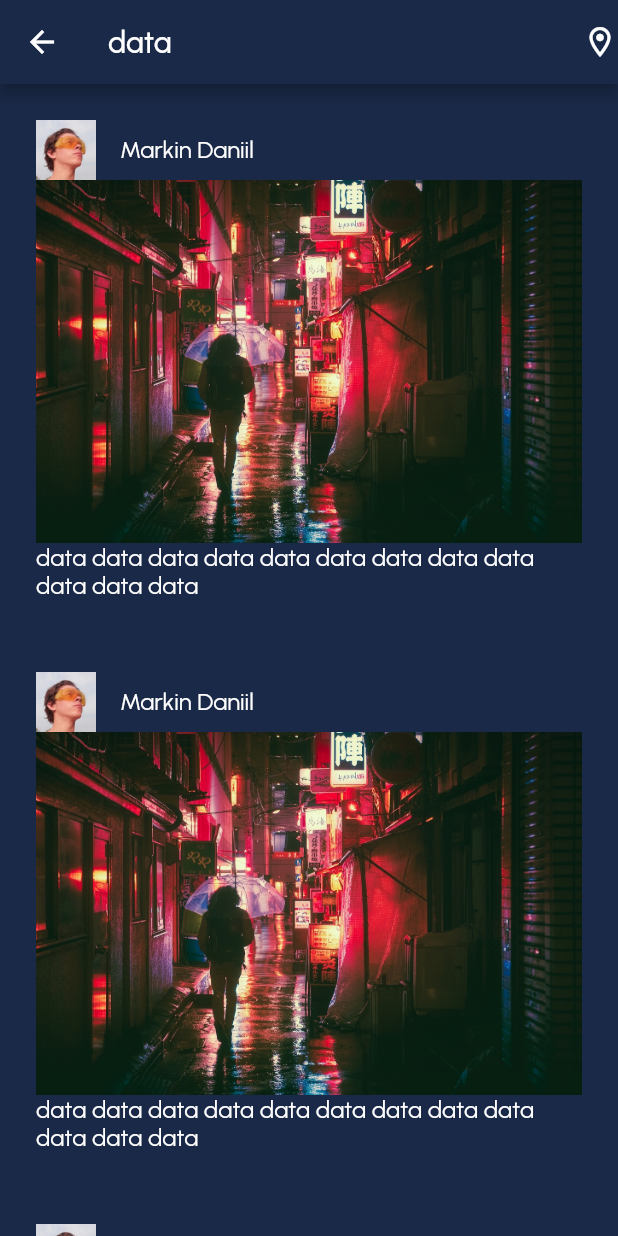
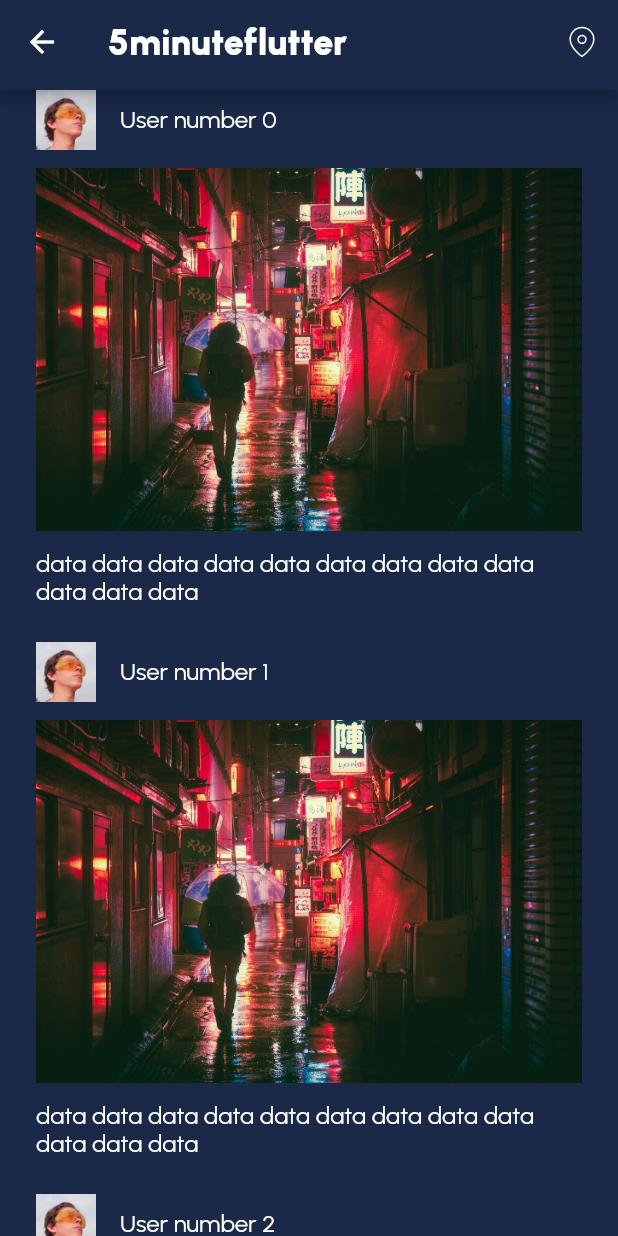
Before and after one commit to daniilamark/tutorial, a Flutter app: the HomePage screen opened by its route, on a phone screen of 412 x 824 dp. Run offline on Flutter 3.47's test engine with Material 2 defaults, Android fonts, the phone set to English and light mode, and no system bars; our stand-ins replace flutter_svg; project files that could hold a hidden picture were left out.

Commit message:
update from lessons

```diff
--- a/lib/components/post_item.dart
+++ b/lib/components/post_item.dart
@@ -2,12 +2,13 @@ import 'package:flutter/material.dart';
 import 'package:tutorial/styles/app_text.dart';
 
 class PostItem extends StatelessWidget {
-  const PostItem({super.key});
+  final String user;
+  const PostItem({super.key, required this.user});
 
   @override
   Widget build(BuildContext context) {
     return Padding(
-      padding: const EdgeInsets.symmetric(horizontal: 24, vertical: 24),
+      padding: const EdgeInsets.symmetric(horizontal: 24),
       child: Column(
         children: [
           Row(
@@ -20,13 +21,19 @@ class PostItem extends StatelessWidget {
               const SizedBox(
                 width: 16,
               ),
-              const Text(
-                "Markin Daniil",
+              Text(
+                user,
                 style: AppText.subtitle3,
               ),
             ],
           ),
+          const SizedBox(
+            height: 12,
+          ),
           Image.asset('assets/temp/post1.jpg'),
+          const SizedBox(
+            height: 12,
+          ),
           const Text(
             "data data data data data data data data data data data data",
             style: AppText.subtitle3,
--- /dev/null
+++ b/lib/components/toolbar.dart
@@ -0,0 +1,25 @@
+import 'package:flutter/material.dart';
+import 'package:tutorial/styles/app_colors.dart';
+import 'package:tutorial/styles/app_text.dart';
+
+class Toolbar extends StatelessWidget implements PreferredSizeWidget {
+  final String title;
+  final List<Widget>? actions;
+  const Toolbar({super.key, required this.title, this.actions});
+
+  @override
+  Widget build(BuildContext context) {
+    return AppBar(
+      backgroundColor: AppColors.background,
+      //elevation: 0,
+      title: Text(
+        title,
+        style: AppText.header1,
+      ),
+      actions: actions,
+    );
+  }
+
+  @override
+  Size get preferredSize => const Size.fromHeight(60);
+}
--- /dev/null
+++ b/lib/config/app_icons.dart
@@ -0,0 +1,14 @@
+class AppIcons {
+  static const _png = 'assets/images/';
+  static const _svg = 'assets/svg/';
+
+  static const icFacebook = '${_png}facebook.png';
+  static const icGoogle = '${_png}google.png';
+
+  static const icLocation = '${_svg}ic_location.svg';
+  static const icHome = '${_svg}ic_home.svg';
+  static const icFavorite = '${_svg}ic_favorite.svg';
+  static const icAdd = '${_svg}ic_add.svg';
+  static const icMessage = '${_svg}ic_messages.svg';
+  static const icUser = '${_svg}ic_user.svg';
+}
--- /dev/null
+++ b/lib/config/app_routes.dart
@@ -0,0 +1,18 @@
+import 'package:tutorial/pages/edit_profile_page.dart';
+import 'package:tutorial/pages/home_page.dart';
+import 'package:tutorial/pages/login_page.dart';
+import 'package:tutorial/pages/main_page.dart';
+
+class AppRoutes {
+  static final pages = {
+    login: (context) => LoginPage(),
+    home: (context) => HomePage(),
+    main: (context) => const MainPage(),
+    editProfile: (context) => const EditProfilePage(),
+  };
+
+  static const login = '/';
+  static const home = '/home';
+  static const main = '/main';
+  static const editProfile = '/edit_profile';
+}
--- /dev/null
+++ b/lib/config/app_strings.dart
@@ -0,0 +1,37 @@
+class AppStrings {
+  static const appName = '5minuteflutter';
+  static const helloWelcome = 'Hello, welcome back!';
+  static const loginToContinue = 'Login to continue';
+  static const username = 'Username';
+  static const password = 'Password';
+  static const forgotPassword = 'Forgot password?';
+  static const orSignInWith = 'Or sign in with';
+  static const loginWithGoogle = 'Login with Google';
+  static const loginWithFacebook = 'Login with Facebook';
+  static const dontHaveAccount = "Dont't have account? ";
+  static const login = 'Login';
+  static const signup = 'Sign up';
+  static const home = 'Home';
+  static const favorites = 'Favorites';
+  static const add = 'Add';
+  static const messages = 'Messages';
+  static const user = 'User';
+  static const followers = 'Followers';
+  static const posts = 'Posts';
+  static const following = 'Following';
+  static const profile = 'Profile';
+  static const edit = 'Edit';
+  static const logout = 'Log out';
+  static const editProfile = 'Edit Profile';
+  static const firstName = 'First name';
+  static const lastName = 'Last name';
+  static const phoneNumber = 'Phone number';
+  static const location = 'Location';
+  static const birthday = 'Birthday';
+  static const male = 'Male';
+  static const female = 'Female';
+  static const other = 'Other';
+
+  static const gender = 'Gender';
+  static const nearby = 'Nearby';
+}
--- a/lib/pages/home_page.dart
+++ b/lib/pages/home_page.dart
@@ -1,31 +1,47 @@
 import 'package:flutter/material.dart';
+import 'package:flutter_svg/svg.dart';
 import 'package:tutorial/components/post_item.dart';
-import 'package:tutorial/styles/app_colors.dart';
+import 'package:tutorial/components/toolbar.dart';
+import 'package:tutorial/config/app_icons.dart';
+import 'package:tutorial/config/app_strings.dart';
 
+// ignore: must_be_immutable
 class HomePage extends StatelessWidget {
-  const HomePage({super.key});
+  HomePage({super.key});
+  List<String> users = [];
 
   @override
   Widget build(BuildContext context) {
+    mockUsersFromServer();
     return Scaffold(
-        appBar: AppBar(
-          backgroundColor: AppColors.background,
-          //elevation: 0,
-          title: const Text("data"),
-          actions: const [
-            Icon(Icons.location_on_outlined),
-          ],
-        ),
-        body: ListView(
-          children: mockUsersFromServer(),
-        ));
+      appBar: Toolbar(
+        title: AppStrings.appName,
+        actions: [
+          IconButton(
+            onPressed: () {},
+            icon: SvgPicture.asset(AppIcons.icLocation),
+          ),
+        ],
+      ),
+      body: ListView.separated(
+        itemBuilder: (context, index) {
+          return PostItem(
+            user: users[index],
+          );
+        },
+        itemCount: users.length,
+        separatorBuilder: (BuildContext context, int index) {
+          return const SizedBox(
+            height: 24,
+          );
+        },
+      ),
+    );
   }
 
-  List<Widget> mockUsersFromServer() {
-    List<Widget> users = [];
+  mockUsersFromServer() {
     for (var i = 0; i < 1000; i++) {
-      users.add(PostItem());
+      users.add('User number $i');
     }
-    return users;
   }
 }
--- a/lib/styles/app_colors.dart
+++ b/lib/styles/app_colors.dart
@@ -9,4 +9,5 @@ class AppColors {
   static const background = Color(0xff1A2947);
   static const black = Color(0xff000000);
   static const white = Color(0xffffffff);
+  static final fieldColor = const Color(0xFFD9D9D9).withOpacity(0.6);
 }
```
Also changed, not shown: lib/components/app_text_field.dart (added, +31 -0 lines), lib/components/user_avatar.dart (added, +19 -0 lines), lib/main.dart (+3 -10 lines), lib/pages/edit_profile_page.dart (added, +165 -0 lines), lib/pages/login_page.dart (+18 -14 lines), lib/pages/main_page.dart (+17 -16 lines), lib/pages/profile_page.dart (added, +120 -0 lines).
